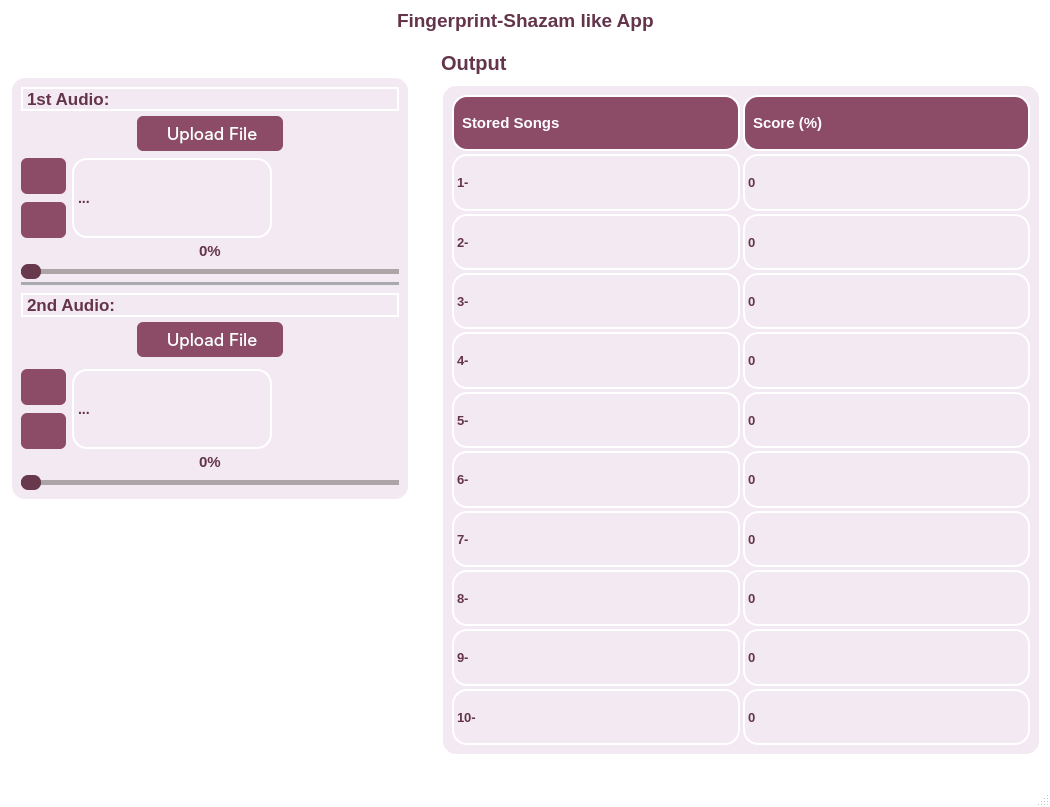
Old version of the form MainWindow.ui in the repository LailaKhaled352/Fingerprint-ShazamLikeApp.
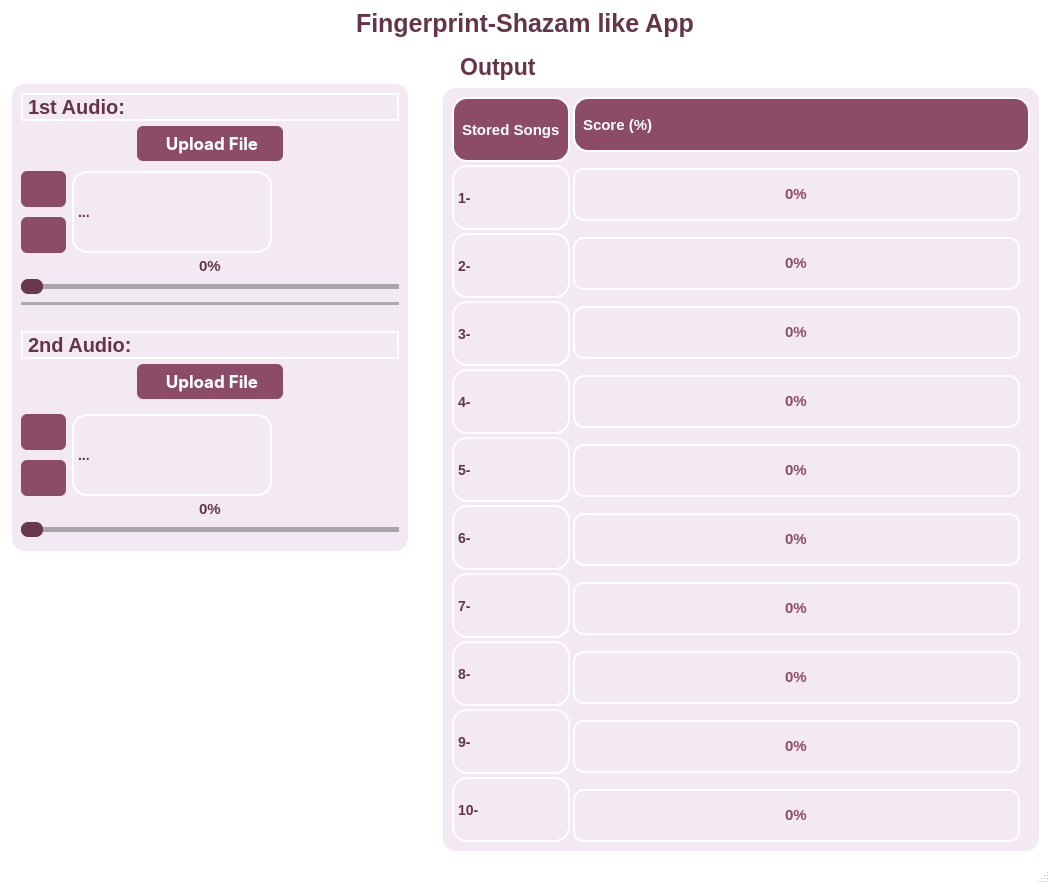
New version of the form. Icons and pictures are not drawn.

Commit message: progress bars are added

What changed in the file:
```diff
--- a/MainWindow.ui
+++ b/MainWindow.ui
@@ -7,7 +7,7 @@
     <x>0</x>
     <y>0</y>
     <width>1050</width>
-    <height>807</height>
+    <height>884</height>
    </rect>
   </property>
   <property name="windowTitle">
@@ -39,13 +39,14 @@
        <widget class="QLabel" name="label">
         <property name="font">
          <font>
-          <pointsize>14</pointsize>
+          <pointsize>-1</pointsize>
           <weight>75</weight>
           <bold>true</bold>
          </font>
         </property>
         <property name="styleSheet">
-         <string notr="true">color: #64354a;</string>
+         <string notr="true">color: #64354a;
+font-size:25px;</string>
         </property>
         <property name="text">
          <string>Fingerprint-Shazam like App</string>
@@ -168,7 +169,7 @@
                      <property name="styleSheet">
                       <string notr="true">color: #64354a;
 font-weight:bold;
-font-size:17px;</string>
+font-size:20px;</string>
                      </property>
                      <property name="text">
                       <string>1st Audio:</string>
@@ -201,6 +202,8 @@
                           <font>
                            <family>-apple-system</family>
                            <pointsize>-1</pointsize>
+                           <weight>75</weight>
+                           <bold>true</bold>
                           </font>
                          </property>
                          <property name="cursor">
@@ -209,6 +212,7 @@
                          <property name="styleSheet">
                           <string notr="true">QPushButton{
   appearance: button;
+	font-weight:bold;
   backface-visibility: hidden;
   background-color: #8c4b67;
   border-radius: 6px;
@@ -584,11 +588,11 @@
 /* Style for the slider handle (thumb) */
 QSlider::handle {
 background: #68384d; /* Color of the handle */
-width: 20px; /* Width of the handle */
-height: 10px; /* Height of the handle */
+width: 22px; /* Width of the handle */
+height: 12px; /* Height of the handle */
 margin: -5px 0; /* Negative margin to center the handle vertically */
 border-radius: 7px;
-border: none;
+
 }
 
 /* Style for the slider handle when pressed */
@@ -677,7 +681,7 @@
                      <property name="styleSheet">
                       <string notr="true">color: #64354a;
 font-weight:bold;
-font-size:17px;</string>
+font-size:20px;</string>
                      </property>
                      <property name="text">
                       <string>2nd Audio:</string>
@@ -710,6 +714,8 @@
                           <font>
                            <family>-apple-system</family>
                            <pointsize>-1</pointsize>
+                           <weight>75</weight>
+                           <bold>true</bold>
                           </font>
                          </property>
                          <property name="cursor">
@@ -718,6 +724,7 @@
                          <property name="styleSheet">
                           <string notr="true">QPushButton{
   appearance: button;
+	font-weight:bold;
   backface-visibility: hidden;
   background-color: #8c4b67;
   border-radius: 6px;
@@ -1134,11 +1141,11 @@
 /* Style for the slider handle (thumb) */
 QSlider::handle {
 background: #68384d; /* Color of the handle */
-width: 20px; /* Width of the handle */
-height: 10px; /* Height of the handle */
+width: 22px; /* Width of the handle */
+height: 12px; /* Height of the handle */
 margin: -5px 0; /* Negative margin to center the handle vertically */
 border-radius: 7px;
-border: none;
+
 }
 
 /* Style for the slider handle when pressed */
@@ -1232,331 +1239,802 @@
           <property name="styleSheet">
            <string notr="true">color: #64354a;
 font-weight:bold;
-font-size:20px;</string>
+font-size:23px;</string>
           </property>
           <property name="text">
-           <string>Output</string>
+           <string>   Output</string>
           </property>
          </widget>
         </item>
         <item>
-         <layout class="QVBoxLayout" name="verticalLayout">
+         <layout class="QHBoxLayout" name="horizontalLayout_3">
           <item>
-           <layout class="QHBoxLayout" name="horizontalLayout_34" stretch="0">
-            <property name="rightMargin">
-             <number>0</number>
+           <widget class="QFrame" name="browseFrame">
+            <property name="minimumSize">
+             <size>
+              <width>600</width>
+              <height>0</height>
+             </size>
             </property>
-            <item>
-             <widget class="QFrame" name="browseFrame">
-              <property name="minimumSize">
-               <size>
-                <width>600</width>
-                <height>0</height>
-               </size>
-              </property>
-              <property name="maximumSize">
-               <size>
-                <width>2000</width>
-                <height>16777215</height>
-               </size>
-              </property>
-              <property name="styleSheet">
-               <string notr="true">background-color: #f3e9f2; /* Background color */
+            <property name="maximumSize">
+             <size>
+              <width>2000</width>
+              <height>16777215</height>
+             </size>
+            </property>
+            <property name="styleSheet">
+             <string notr="true">background-color: #f3e9f2; /* Background color */
     border-radius: 15px; /* Curved borders */
     border: 2px solid #ffffff; /* 3D outline */
 
     box-shadow: 2px 2px 8px rgba(0, 0, 0, 0.7); /* 3D shadow effect */</string>
-              </property>
-              <property name="frameShape">
-               <enum>QFrame::StyledPanel</enum>
-              </property>
-              <property name="frameShadow">
-               <enum>QFrame::Raised</enum>
-              </property>
-              <layout class="QVBoxLayout" name="verticalLayout_2">
+            </property>
+            <property name="frameShape">
+             <enum>QFrame::StyledPanel</enum>
+            </property>
+            <property name="frameShadow">
+             <enum>QFrame::Raised</enum>
+            </property>
+            <layout class="QVBoxLayout" name="verticalLayout_2">
+             <property name="spacing">
+              <number>3</number>
+             </property>
+             <item>
+              <layout class="QHBoxLayout" name="horizontalLayout_22">
                <property name="spacing">
                 <number>3</number>
                </property>
                <item>
-                <layout class="QHBoxLayout" name="horizontalLayout_22">
-                 <property name="spacing">
-                  <number>3</number>
-                 </property>
+                <layout class="QVBoxLayout" name="verticalLayout_11">
                  <item>
-                  <layout class="QVBoxLayout" name="verticalLayout_11">
-                   <item>
-                    <widget class="QLabel" name="label_14">
-                     <property name="styleSheet">
-                      <string notr="true">   background-color: #8c4b67;
+                  <widget class="QLabel" name="label_14">
+                   <property name="minimumSize">
+                    <size>
+                     <width>0</width>
+                     <height>0</height>
+                    </size>
+                   </property>
+                   <property name="styleSheet">
+                    <string notr="true">   background-color: #8c4b67;
  border-radius: 15px;
     color: white;
     font-weight: bold;
     text-align: center;
     padding: 4px;
 font-size: 15px;</string>
-                     </property>
-                     <property name="text">
-                      <string>Stored Songs</string>
-                     </property>
-                    </widget>
-                   </item>
+                   </property>
+                   <property name="text">
+                    <string>Stored Songs</string>
+                   </property>
+                  </widget>
+                 </item>
+                 <item>
+                  <widget class="QLabel" name="label1">
+                   <property name="styleSheet">
+                    <string notr="true">font-size: 14px;
+color: #64354a;
+font-weight:bold;
+</string>
+                   </property>
+                   <property name="text">
+                    <string>1- </string>
+                   </property>
+                  </widget>
+                 </item>
+                 <item>
+                  <widget class="QLabel" name="label2">
+                   <property name="styleSheet">
+                    <string notr="true">font-size: 14px;
+color: #64354a;
+font-weight:bold;
+</string>
+                   </property>
+                   <property name="text">
+                    <string>2- </string>
+                   </property>
+                  </widget>
+                 </item>
+                 <item>
+                  <widget class="QLabel" name="label3">
+                   <property name="styleSheet">
+                    <string notr="true">font-size: 14px;
+color: #64354a;
+font-weight:bold;
+</string>
+                   </property>
+                   <property name="text">
+                    <string>3- </string>
+                   </property>
+                  </widget>
+                 </item>
+                 <item>
+                  <widget class="QLabel" name="label4">
+                   <property name="styleSheet">
+                    <string notr="true">font-size: 14px;
+color: #64354a;
+font-weight:bold;
+</string>
+                   </property>
+                   <property name="text">
+                    <string>4- </string>
+                   </property>
+                  </widget>
+                 </item>
+                 <item>
+                  <widget class="QLabel" name="label5">
+                   <property name="styleSheet">
+                    <string notr="true">font-size: 14px;
+color: #64354a;
+font-weight:bold;
+</string>
+                   </property>
+                   <property name="text">
+                    <string>5- </string>
+                   </property>
+                  </widget>
+                 </item>
+                 <item>
+                  <widget class="QLabel" name="label6">
+                   <property name="styleSheet">
+                    <string notr="true">font-size: 14px;
+color: #64354a;
+font-weight:bold;
+</string>
+                   </property>
+                   <property name="text">
+                    <string>6- </string>
+                   </property>
+                  </widget>
+                 </item>
+                 <item>
+                  <widget class="QLabel" name="label7">
+                   <property name="styleSheet">
+                    <string notr="true">font-size: 14px;
+color: #64354a;
+font-weight:bold;
+</string>
+                   </property>
+                   <property name="text">
+                    <string>7- </string>
+                   </property>
+                  </widget>
+                 </item>
+                 <item>
+                  <widget class="QLabel" name="label8">
+                   <property name="styleSheet">
+                    <string notr="true">font-size: 14px;
+color: #64354a;
+font-weight:bold;
+</string>
+                   </property>
+                   <property name="text">
+                    <string>8- </string>
+                   </property>
+                  </widget>
+                 </item>
+                 <item>
+                  <widget class="QLabel" name="label9">
+                   <property name="styleSheet">
+                    <string notr="true">font-size: 14px;
+color: #64354a;
+font-weight:bold;
+</string>
+                   </property>
+                   <property name="text">
+                    <string>9- </string>
+                   </property>
+                  </widget>
+                 </item>
+                 <item>
+                  <widget class="QLabel" name="label10">
+                   <property name="styleSheet">
+                    <string notr="true">font-size: 14px;
+color: #64354a;
+font-weight:bold;
+</string>
+                   </property>
+                   <property name="text">
+                    <string>10- </string>
+                   </property>
+                  </widget>
+                 </item>
+                </layout>
+               </item>
+               <item>
+                <layout class="QVBoxLayout" name="verticalLayout_12">
+                 <item>
+                  <widget class="QLabel" name="label_15">
+                   <property name="minimumSize">
+                    <size>
+                     <width>0</width>
+                     <height>55</height>
+                    </size>
+                   </property>
+                   <property name="maximumSize">
+                    <size>
+                     <width>16777215</width>
+                     <height>60</height>
+                    </size>
+                   </property>
+                   <property name="styleSheet">
+                    <string notr="true">   background-color: #8c4b67;
+ border-radius: 15px;
+    color: white;
+    font-weight: bold;
+    text-align: center;
+    padding: 4px;
+font-size: 15px;</string>
+                   </property>
+                   <property name="text">
+                    <string>Score (%)</string>
+                   </property>
+                  </widget>
+                 </item>
+                 <item>
+                  <spacer name="verticalSpacer_2">
+                   <property name="orientation">
+                    <enum>Qt::Vertical</enum>
+                   </property>
+                   <property name="sizeHint" stdset="0">
+                    <size>
+                     <width>20</width>
+                     <height>40</height>
+                    </size>
+                   </property>
+                  </spacer>
+                 </item>
+                 <item>
+                  <layout class="QHBoxLayout" name="horizontalLayout_4">
                    <item>
-                    <widget class="QLabel" name="label_names_9">
+                    <widget class="QProgressBar" name="progressBar1">
+                     <property name="minimumSize">
+                      <size>
+                       <width>0</width>
+                       <height>53</height>
+                      </size>
+                     </property>
                      <property name="styleSheet">
-                      <string notr="true">font-size: 13px;
-color: #64354a;
-font-weight:bold;</string>
+                      <string notr="true">  QProgressBar {
+qproperty-alignment: 'AlignCenter';
+font-size: 15px;
+color: #8c4b67;
+font-weight:bold;
+                border: 2px solid #ffffff;
+                border-radius: 11px;
+                text-align: center;
+
+            }
+            QProgressBar::chunk {
+                background-color: #3498db;  /* Blue */
+                width: 20px;
+
+            }</string>
                      </property>
-                     <property name="text">
-                      <string>1-</string>
+                     <property name="value">
+                      <number>0</number>
                      </property>
                     </widget>
                    </item>
                    <item>
-                    <widget class="QLabel" name="label_names_10">
+                    <widget class="QLabel" name="label_3">
                      <property name="styleSheet">
-                      <string notr="true">font-size: 13px;
-color: #64354a;
-font-weight:bold;</string>
+                      <string notr="true">border:none;</string>
                      </property>
                      <property name="text">
-                      <string>2- </string>
+                      <string/>
                      </property>
                     </widget>
                    </item>
+                  </layout>
+                 </item>
+                 <item>
+                  <spacer name="verticalSpacer_5">
+                   <property name="orientation">
+                    <enum>Qt::Vertical</enum>
+                   </property>
+                   <property name="sizeHint" stdset="0">
+                    <size>
+                     <width>20</width>
+                     <height>40</height>
+                    </size>
+                   </property>
+                  </spacer>
+                 </item>
+                 <item>
+                  <layout class="QHBoxLayout" name="horizontalLayout_5">
                    <item>
-                    <widget class="QLabel" name="label_names_1">
+                    <widget class="QProgressBar" name="progressBar2">
+                     <property name="minimumSize">
+                      <size>
+                       <width>0</width>
+                       <height>53</height>
+                      </size>
+                     </property>
                      <property name="styleSheet">
-                      <string notr="true">font-size: 13px;
-color: #64354a;
-font-weight:bold;</string>
+                      <string notr="true">  QProgressBar {
+qproperty-alignment: 'AlignCenter';
+font-size: 15px;
+color: #8c4b67;
+font-weight:bold;
+                border: 2px solid #ffffff;
+                border-radius: 11px;
+                text-align: center;
+
+            }
+            QProgressBar::chunk {
+                background-color: #3498db;  /* Blue */
+                width: 20px;
+
+            }</string>
                      </property>
-                     <property name="text">
-                      <string>3- </string>
+                     <property name="value">
+                      <number>0</number>
                      </property>
                     </widget>
                    </item>
                    <item>
-                    <widget class="QLabel" name="label_names_2">
+                    <widget class="QLabel" name="label_18">
                      <property name="styleSheet">
-                      <string notr="true">font-size: 13px;
-color: #64354a;
-font-weight:bold;</string>
+                      <string notr="true">border:none;</string>
                      </property>
                      <property name="text">
-                      <string>4- </string>
+                      <string/>
                      </property>
                     </widget>
                    </item>
+                  </layout>
+                 </item>
+                 <item>
+                  <spacer name="verticalSpacer_6">
+                   <property name="orientation">
+                    <enum>Qt::Vertical</enum>
+                   </property>
+                   <property name="sizeHint" stdset="0">
+                    <size>
+                     <width>20</width>
+                     <height>40</height>
+                    </size>
+                   </property>
+                  </spacer>
+                 </item>
+                 <item>
+                  <layout class="QHBoxLayout" name="horizontalLayout_6">
                    <item>
-                    <widget class="QLabel" name="label_names_3">
+                    <widget class="QProgressBar" name="progressBar3">
+                     <property name="minimumSize">
+                      <size>
+                       <width>0</width>
+                       <height>53</height>
+                      </size>
+                     </property>
                      <property name="styleSheet">
-                      <string notr="true">font-size: 13px;
-color: #64354a;
-font-weight:bold;</string>
+                      <string notr="true">  QProgressBar {
+qproperty-alignment: 'AlignCenter';
+font-size: 15px;
+color: #8c4b67;
+font-weight:bold;
+                border: 2px solid #ffffff;
+                border-radius: 11px;
+                text-align: center;
+
+            }
+            QProgressBar::chunk {
+                background-color: #3498db;  /* Blue */
+                width: 20px;
+
+            }</string>
                      </property>
-                     <property name="text">
-                      <string>5- </string>
+                     <property name="value">
+                      <number>0</number>
                      </property>
                     </widget>
                    </item>
                    <item>
-                    <widget class="QLabel" name="label_names_4">
+                    <widget class="QLabel" name="label_17">
                      <property name="styleSheet">
-                      <string notr="true">font-size: 13px;
-color: #64354a;
-font-weight:bold;</string>
+                      <string notr="true">border:none;</string>
                      </property>
                      <property name="text">
-                      <string>6- </string>
+                      <string/>
                      </property>
                     </widget>
                    </item>
+                  </layout>
+                 </item>
+                 <item>
+                  <spacer name="verticalSpacer_7">
+                   <property name="orientation">
+                    <enum>Qt::Vertical</enum>
+                   </property>
+                   <property name="sizeHint" stdset="0">
+                    <size>
+                     <width>20</width>
+                     <height>40</height>
+                    </size>
+                   </property>
+                  </spacer>
+                 </item>
+                 <item>
+                  <layout class="QHBoxLayout" name="horizontalLayout_7">
                    <item>
-                    <widget class="QLabel" name="label_names_5">
+                    <widget class="QProgressBar" name="progressBar4">
+                     <property name="minimumSize">
+                      <size>
+                       <width>0</width>
+                       <height>53</height>
+                      </size>
+                     </property>
                      <property name="styleSheet">
-                      <string notr="true">font-size: 13px;
-color: #64354a;
-font-weight:bold;</string>
+                      <string notr="true">  QProgressBar {
+qproperty-alignment: 'AlignCenter';
+font-size: 15px;
+color: #8c4b67;
+font-weight:bold;
+                border: 2px solid #ffffff;
+                border-radius: 11px;
+                text-align: center;
+
+            }
+            QProgressBar::chunk {
+                background-color: #3498db;  /* Blue */
+                width: 20px;
+
+            }</string>
                      </property>
-                     <property name="text">
-                      <string>7- </string>
+                     <property name="value">
+                      <number>0</number>
                      </property>
                     </widget>
                    </item>
                    <item>
-                    <widget class="QLabel" name="label_names_6">
+                    <widget class="QLabel" name="label_16">
                      <property name="styleSheet">
-                      <string notr="true">font-size: 13px;
-color: #64354a;
-font-weight:bold;</string>
+                      <string notr="true">border:none;</string>
                      </property>
                      <property name="text">
-                      <string>8- </string>
+                      <string/>
                      </property>
                     </widget>
                    </item>
+                  </layout>
+                 </item>
+                 <item>
+                  <spacer name="verticalSpacer_9">
+                   <property name="orientation">
+                    <enum>Qt::Vertical</enum>
+                   </property>
+                   <property name="sizeHint" stdset="0">
+                    <size>
+                     <width>20</width>
+                     <height>40</height>
+                    </size>
+                   </property>
+                  </spacer>
+                 </item>
+                 <item>
+                  <layout class="QHBoxLayout" name="horizontalLayout_8">
                    <item>
-                    <widget class="QLabel" name="label_names_7">
+                    <widget class="QProgressBar" name="progressBar5">
+                     <property name="minimumSize">
+                      <size>
+                       <width>0</width>
+                       <height>53</height>
+                      </size>
+                     </property>
                      <property name="styleSheet">
-                      <string notr="true">font-size: 13px;
-color: #64354a;
-font-weight:bold;</string>
+                      <string notr="true">  QProgressBar {
+qproperty-alignment: 'AlignCenter';
+font-size: 15px;
+color: #8c4b67;
+font-weight:bold;
+                border: 2px solid #ffffff;
+                border-radius: 11px;
+                text-align: center;
+
+            }
+            QProgressBar::chunk {
+                background-color: #3498db;  /* Blue */
+                width: 20px;
+
+            }</string>
                      </property>
-                     <property name="text">
-                      <string>9- </string>
+                     <property name="value">
+                      <number>0</number>
                      </property>
                     </widget>
                    </item>
                    <item>
-                    <widget class="QLabel" name="label_names_8">
+                    <widget class="QLabel" name="label_12">
                      <property name="styleSheet">
-                      <string notr="true">font-size: 13px;
-color: #64354a;
-font-weight:bold;</string>
+                      <string notr="true">border:none;</string>
                      </property>
                      <property name="text">
-                      <string>10- </string>
+                      <string/>
                      </property>
                     </widget>
                    </item>
                   </layout>
                  </item>
                  <item>
-                  <layout class="QVBoxLayout" name="verticalLayout_12">
+                  <spacer name="verticalSpacer_10">
+                   <property name="orientation">
+                    <enum>Qt::Vertical</enum>
+                   </property>
+                   <property name="sizeHint" stdset="0">
+                    <size>
+                     <width>20</width>
+                     <height>40</height>
+                    </size>
+                   </property>
+                  </spacer>
+                 </item>
+                 <item>
+                  <layout class="QHBoxLayout" name="horizontalLayout_10">
                    <item>
-                    <widget class="QLabel" name="label_15">
-                     <property name="styleSheet">
-                      <string notr="true">   background-color: #8c4b67;
- border-radius: 15px;
-    color: white;
-    font-weight: bold;
-    text-align: center;
-    padding: 4px;
-font-size: 15px;</string>
+                    <widget class="QProgressBar" name="progressBar6">
+                     <property name="minimumSize">
+                      <size>
+                       <width>0</width>
+                       <height>53</height>
+                      </size>
                      </property>
-                     <property name="text">
-                      <string>Score (%)</string>
-                     </property>
-                    </widget>
-                   </item>
-                   <item>
-                    <widget class="QLabel" name="label_p_10">
                      <property name="styleSheet">
-                      <string notr="true">font-size: 13px;
-color: #64354a;
-font-weight:bold;</string>
+                      <string notr="true">  QProgressBar {
+qproperty-alignment: 'AlignCenter';
+font-size: 15px;
+color: #8c4b67;
+font-weight:bold;
+                border: 2px solid #ffffff;
+                border-radius: 11px;
+                text-align: center;
+
+            }
+            QProgressBar::chunk {
+                background-color: #3498db;  /* Blue */
+                width: 20px;
+
+            }</string>
                      </property>
-                     <property name="text">
-                      <string>0</string>
+                     <property name="value">
+                      <number>0</number>
                      </property>
                     </widget>
                    </item>
                    <item>
-                    <widget class="QLabel" name="label_p_9">
+                    <widget class="QLabel" name="label_9">
                      <property name="styleSheet">
-                      <string notr="true">font-size: 13px;
-color: #64354a;
-font-weight:bold;</string>
+                      <string notr="true">border:none;</string>
                      </property>
                      <property name="text">
-                      <string>0</string>
+                      <string/>
                      </property>
                     </widget>
                    </item>
+                  </layout>
+                 </item>
+                 <item>
+                  <spacer name="verticalSpacer_11">
+                   <property name="orientation">
+                    <enum>Qt::Vertical</enum>
+                   </property>
+                   <property name="sizeHint" stdset="0">
+                    <size>
+                     <width>20</width>
+                     <height>40</height>
+                    </size>
+                   </property>
+                  </spacer>
+                 </item>
+                 <item>
+                  <layout class="QHBoxLayout" name="horizontalLayout_11">
                    <item>
-                    <widget class="QLabel" name="label_p_1">
+                    <widget class="QProgressBar" name="progressBar7">
+                     <property name="minimumSize">
+                      <size>
+                       <width>0</width>
+                       <height>53</height>
+                      </size>
+                     </property>
                      <property name="styleSheet">
-                      <string notr="true">font-size: 13px;
-color: #64354a;
-font-weight:bold;</string>
+                      <string notr="true">  QProgressBar {
+qproperty-alignment: 'AlignCenter';
+font-size: 15px;
+color: #8c4b67;
+font-weight:bold;
+                border: 2px solid #ffffff;
+                border-radius: 11px;
+                text-align: center;
+
+            }
+            QProgressBar::chunk {
+                background-color: #3498db;  /* Blue */
+                width: 20px;
+
+            }</string>
                      </property>
-                     <property name="text">
-                      <string>0</string>
+                     <property name="value">
+                      <number>0</number>
                      </property>
                     </widget>
                    </item>
                    <item>
-                    <widget class="QLabel" name="label_p_2">
+                    <widget class="QLabel" name="label_8">
                      <property name="styleSheet">
-                      <string notr="true">font-size: 13px;
-color: #64354a;
-font-weight:bold;</string>
+                      <string notr="true">border:none;</string>
                      </property>
                      <property name="text">
-                      <string>0</string>
+                      <string/>
                      </property>
                     </widget>
                    </item>
+                  </layout>
+                 </item>
+                 <item>
+                  <spacer name="verticalSpacer_12">
+                   <property name="orientation">
+                    <enum>Qt::Vertical</enum>
+                   </property>
+                   <property name="sizeHint" stdset="0">
+                    <size>
+                     <width>20</width>
+                     <height>40</height>
+                    </size>
+                   </property>
+                  </spacer>
+                 </item>
+                 <item>
+                  <layout class="QHBoxLayout" name="horizontalLayout_13">
                    <item>
-                    <widget class="QLabel" name="label_p_3">
+                    <widget class="QProgressBar" name="progressBar8">
+                     <property name="minimumSize">
+                      <size>
+                       <width>0</width>
+                       <height>53</height>
+                      </size>
+                     </property>
                      <property name="styleSheet">
-                      <string notr="true">font-size: 13px;
-color: #64354a;
-font-weight:bold;</string>
+                      <string notr="true">  QProgressBar {
+qproperty-alignment: 'AlignCenter';
+font-size: 15px;
+color: #8c4b67;
+font-weight:bold;
+                border: 2px solid #ffffff;
+                border-radius: 11px;
+                text-align: center;
+
+            }
+            QProgressBar::chunk {
+                background-color: #3498db;  /* Blue */
+                width: 20px;
+
+            }</string>
                      </property>
-                     <property name="text">
-                      <string>0</string>
+                     <property name="value">
+                      <number>0</number>
                      </property>
                     </widget>
                    </item>
                    <item>
-                    <widget class="QLabel" name="label_p_4">
+                    <widget class="QLabel" name="label_7">
                      <property name="styleSheet">
-                      <string notr="true">font-size: 13px;
-color: #64354a;
-font-weight:bold;</string>
+                      <string notr="true">border:none;</string>
                      </property>
                      <property name="text">
-                      <string>0</string>
+                      <string/>
                      </property>
                     </widget>
                    </item>
+                  </layout>
+                 </item>
+                 <item>
+                  <spacer name="verticalSpacer_13">
+                   <property name="orientation">
+                    <enum>Qt::Vertical</enum>
+                   </property>
+                   <property name="sizeHint" stdset="0">
+                    <size>
+                     <width>20</width>
+                     <height>40</height>
+                    </size>
+                   </property>
+                  </spacer>
+                 </item>
+                 <item>
+                  <layout class="QHBoxLayout" name="horizontalLayout_14">
                    <item>
-                    <widget class="QLabel" name="label_p_5">
+                    <widget class="QProgressBar" name="progressBar9">
+                     <property name="minimumSize">
+                      <size>
+                       <width>0</width>
+                       <height>53</height>
+                      </size>
+                     </property>
                      <property name="styleSheet">
-                      <string notr="true">font-size: 13px;
-color: #64354a;
-font-weight:bold;</string>
+                      <string notr="true">  QProgressBar {
+qproperty-alignment: 'AlignCenter';
+font-size: 15px;
+color: #8c4b67;
+font-weight:bold;
+                border: 2px solid #ffffff;
+                border-radius: 11px;
+                text-align: center;
+
+            }
+            QProgressBar::chunk {
+                background-color: #3498db;  /* Blue */
+                width: 20px;
+
+            }</string>
                      </property>
-                     <property name="text">
-                      <string>0</string>
+                     <property name="value">
+                      <number>0</number>
                      </property>
                     </widget>
                    </item>
                    <item>
-                    <widget class="QLabel" name="label_p_6">
+                    <widget class="QLabel" name="label_6">
                      <property name="styleSheet">
-                      <string notr="true">font-size: 13px;
-color: #64354a;
-font-weight:bold;</string>
+                      <string notr="true">border:none;</string>
                      </property>
                      <property name="text">
-                      <string>0</string>
+                      <string/>
                      </property>
                     </widget>
                    </item>
+                  </layout>
+                 </item>
+                 <item>
+                  <spacer name="verticalSpacer_14">
+                   <property name="orientation">
+                    <enum>Qt::Vertical</enum>
+                   </property>
+                   <property name="sizeHint" stdset="0">
+                    <size>
+                     <width>20</width>
+                     <height>40</height>
+                    </size>
+                   </property>
+                  </spacer>
+                 </item>
+                 <item>
+                  <layout class="QHBoxLayout" name="horizontalLayout_12">
                    <item>
-                    <widget class="QLabel" name="label_p_7">
+                    <widget class="QProgressBar" name="progressBar10">
+                     <property name="minimumSize">
+                      <size>
+                       <width>0</width>
+                       <height>53</height>
+                      </size>
+                     </property>
                      <property name="styleSheet">
-                      <string notr="true">font-size: 13px;
-color: #64354a;
-font-weight:bold;</string>
+                      <string notr="true">  QProgressBar {
+qproperty-alignment: 'AlignCenter';
+font-size: 15px;
+color: #8c4b67;
+font-weight:bold;
+                border: 2px solid #ffffff;
+                border-radius: 11px;
+                text-align: center;
+
+            }
+            QProgressBar::chunk {
+                background-color: #3498db;  /* Blue */
+                width: 20px;
+
+            }</string>
                      </property>
-                     <property name="text">
-                      <string>0</string>
+                     <property name="value">
+                      <number>0</number>
                      </property>
                     </widget>
                    </item>
                    <item>
-                    <widget class="QLabel" name="label_p_8">
+                    <widget class="QLabel" name="label_5">
                      <property name="styleSheet">
-                      <string notr="true">font-size: 13px;
-color: #64354a;
-font-weight:bold;</string>
+                      <string notr="true">border:none;</string>
                      </property>
                      <property name="text">
-                      <string>0</string>
+                      <string/>
                      </property>
                     </widget>
                    </item>
@@ -1565,9 +2043,9 @@
                 </layout>
                </item>
               </layout>
-             </widget>
-            </item>
-           </layout>
+             </item>
+            </layout>
+           </widget>
           </item>
          </layout>
         </item>
```
Left out of the diff: 16 changed lines with no effect on the pictures. The commit also changes 2 other files.
